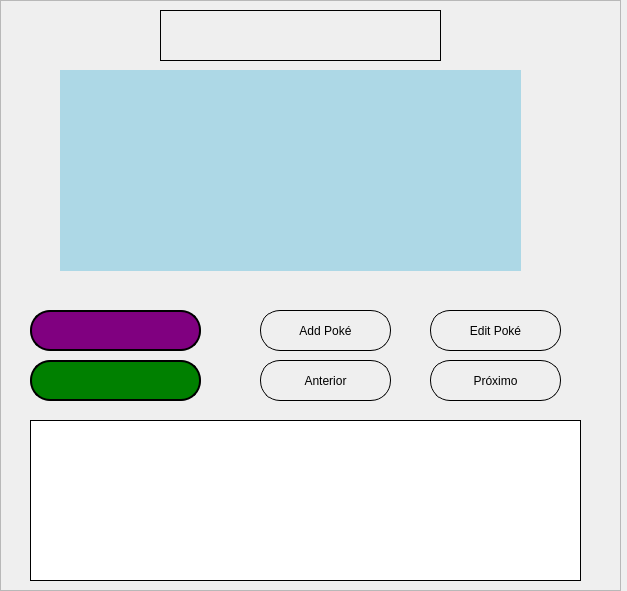
Above: ipokedex.ui from icaro-v/Pokedex before the change. Below: the same form after it.
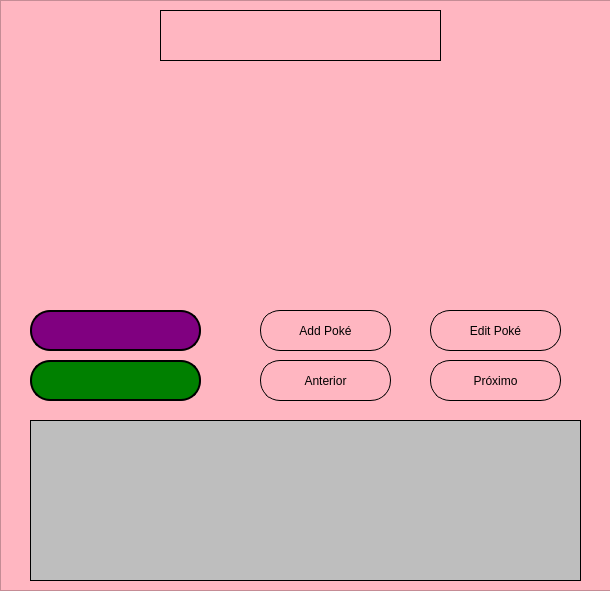
That is the form after the change. Icons and pictures are not drawn.

Commit message: raw: atualizar design da pokedex

```diff
--- a/ipokedex.ui
+++ b/ipokedex.ui
@@ -6,13 +6,22 @@
    <rect>
     <x>0</x>
     <y>0</y>
-    <width>627</width>
+    <width>610</width>
     <height>591</height>
    </rect>
   </property>
+  <property name="sizePolicy">
+   <sizepolicy hsizetype="Preferred" vsizetype="Preferred">
+    <horstretch>0</horstretch>
+    <verstretch>0</verstretch>
+   </sizepolicy>
+  </property>
   <property name="windowTitle">
    <string>MainWindow</string>
   </property>
+  <property name="tabShape">
+   <enum>QTabWidget::Triangular</enum>
+  </property>
   <widget class="QWidget" name="centralwidget">
    <widget class="QFrame" name="FramePrincipal">
     <property name="geometry">
@@ -32,6 +41,9 @@
     <property name="autoFillBackground">
      <bool>false</bool>
     </property>
+    <property name="styleSheet">
+     <string notr="true">background-color:#FFB6C1</string>
+    </property>
     <property name="frameShape">
      <enum>QFrame::StyledPanel</enum>
     </property>
@@ -41,21 +53,23 @@
     <widget class="QLabel" name="LbImagem">
      <property name="geometry">
       <rect>
-       <x>60</x>
+       <x>190</x>
        <y>70</y>
-       <width>461</width>
-       <height>201</height>
+       <width>220</width>
+       <height>220</height>
       </rect>
      </property>
      <property name="styleSheet">
-      <string notr="true">background-color: lightblue
-</string>
+      <string notr="true"/>
      </property>
      <property name="text">
       <string/>
      </property>
      <property name="pixmap">
-      <pixmap>icon-anydesk.jpg</pixmap>
+      <pixmap>img/pokemons/bulbasaur.png</pixmap>
+     </property>
+     <property name="alignment">
+      <set>Qt::AlignCenter</set>
      </property>
     </widget>
     <widget class="QLabel" name="LbTipo1">
@@ -186,7 +200,7 @@
      <property name="styleSheet">
       <string notr="true">border: 1px solid black;
 padding: 15px;
-background-color: white</string>
+background-color: #BEBEBE</string>
      </property>
      <property name="text">
       <string/>
```
The commit also changes 1 other file.
